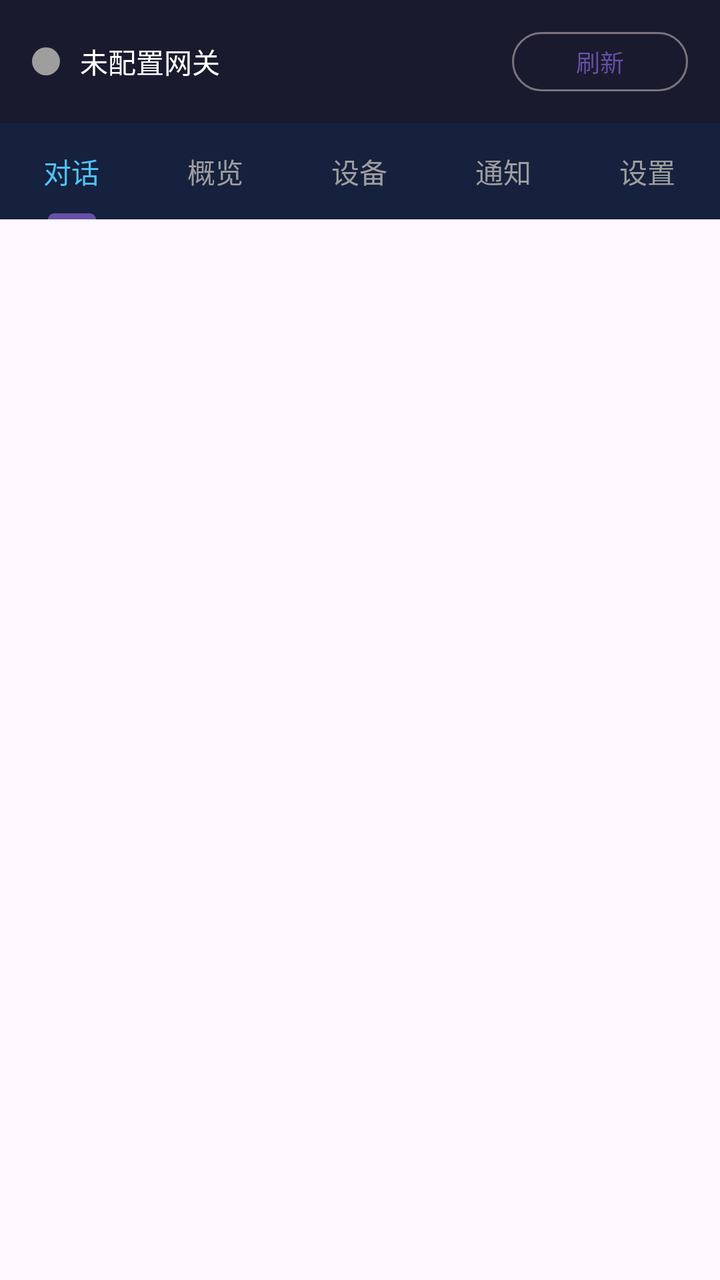
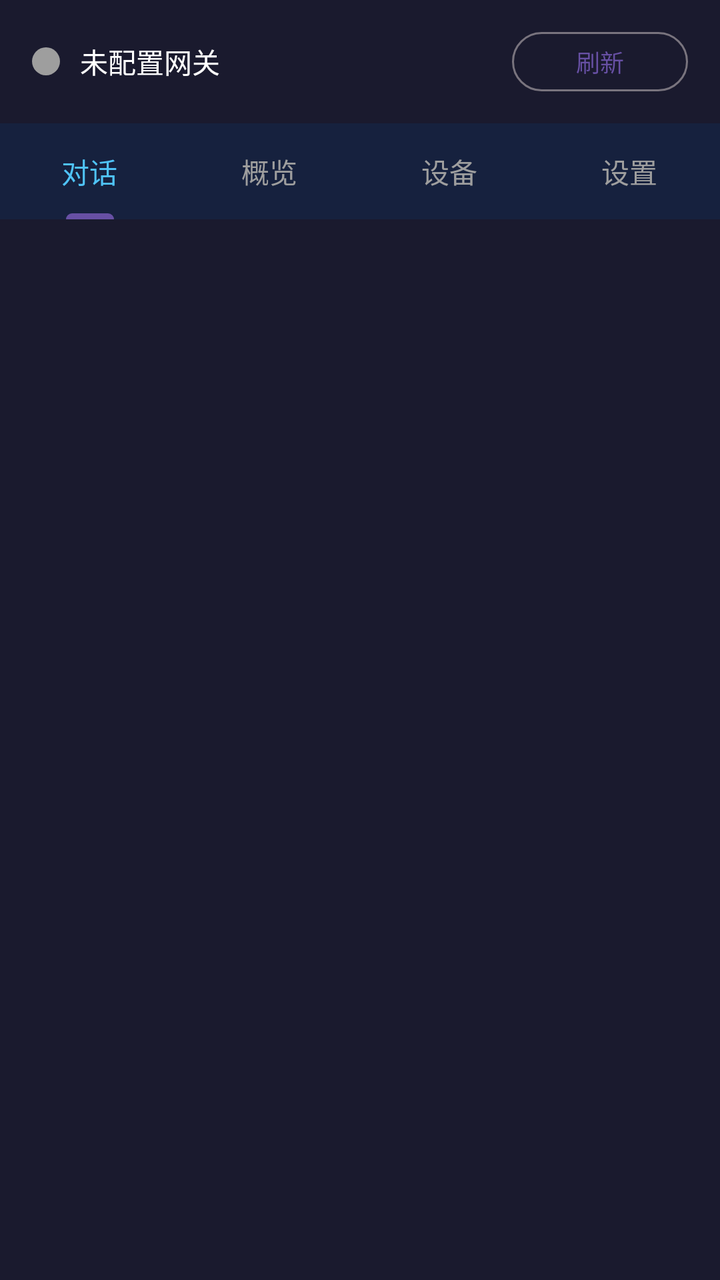

Before-and-after screenshots of an Android layout around one commit, followed by the original layout XML and the change that was made.
<!-- AndroidManifest.xml: application theme Theme.VoiceBridge -->
<!-- res/layout/activity_main.xml -->
<?xml version="1.0" encoding="utf-8"?>
<LinearLayout xmlns:android="http://schemas.android.com/apk/res/android"
    android:layout_width="match_parent"
    android:layout_height="match_parent"
    android:orientation="vertical">

    
    <LinearLayout
        android:layout_width="match_parent"
        android:layout_height="wrap_content"
        android:orientation="horizontal"
        android:gravity="center_vertical"
        android:paddingHorizontal="16dp"
        android:paddingVertical="12dp"
        android:background="#1A1A2E">

        <View
            android:id="@+id/statusDot"
            android:layout_width="14dp"
            android:layout_height="14dp"
            android:background="@drawable/bg_status_dot" />

        <TextView
            android:id="@+id/statusText"
            android:layout_width="0dp"
            android:layout_height="wrap_content"
            android:layout_weight="1"
            android:layout_marginStart="10dp"
            android:text="未配置网关"
            android:textColor="#FFFFFF"
            android:textSize="14sp" />

        <Button
            android:id="@+id/btnRefreshStatus"
            android:layout_width="wrap_content"
            android:layout_height="wrap_content"
            android:text="刷新"
            style="?attr/materialButtonOutlinedStyle"
            android:textSize="12sp"
            android:minHeight="0dp"
            android:paddingHorizontal="14dp"
            android:paddingVertical="6dp" />
    </LinearLayout>

    
    <com.google.android.material.tabs.TabLayout
        android:id="@+id/tabLayout"
        android:layout_width="match_parent"
        android:layout_height="wrap_content"
        android:background="#16213E"
        app:tabSelectedTextColor="#4FC3F7"
        app:tabTextColor="#9E9E9E"
        xmlns:app="http://schemas.android.com/apk/res-auto">

        <com.google.android.material.tabs.TabItem
            android:layout_width="wrap_content"
            android:layout_height="wrap_content"
            android:text="对话" />

        <com.google.android.material.tabs.TabItem
            android:layout_width="wrap_content"
            android:layout_height="wrap_content"
            android:text="概览" />

        <com.google.android.material.tabs.TabItem
            android:layout_width="wrap_content"
            android:layout_height="wrap_content"
            android:text="设备" />

        <com.google.android.material.tabs.TabItem
            android:layout_width="wrap_content"
            android:layout_height="wrap_content"
            android:text="通知" />

        <com.google.android.material.tabs.TabItem
            android:layout_width="wrap_content"
            android:layout_height="wrap_content"
            android:text="设置" />
    </com.google.android.material.tabs.TabLayout>

    <FrameLayout
        android:id="@+id/fragmentContainer"
        android:layout_width="match_parent"
        android:layout_height="0dp"
        android:layout_weight="1" />
</LinearLayout>
<!-- resources referenced by this layout -->
<resources>
  <!-- drawable bg_status_dot (drawable) -->
  <shape xmlns:android="http://schemas.android.com/apk/res/android"
      android:shape="oval">
      <solid android:color="#9E9E9E" />
      <size android:width="14dp" android:height="14dp" />
  </shape>
  <style name="Theme.VoiceBridge" parent="Theme.Material3.DayNight.NoActionBar" />
</resources>

<!-- the commit's change to res/layout/activity_main.xml (unified diff, before → after) -->
@@ -1,9 +1,12 @@
 <?xml version="1.0" encoding="utf-8"?>
 <LinearLayout xmlns:android="http://schemas.android.com/apk/res/android"
+    android:id="@+id/root"
     android:layout_width="match_parent"
     android:layout_height="match_parent"
-    android:orientation="vertical">
+    android:orientation="vertical"
+    android:background="#1A1A2E">
 
+    
     
     <LinearLayout
         android:layout_width="match_parent"
@@ -70,11 +73,6 @@
         <com.google.android.material.tabs.TabItem
             android:layout_width="wrap_content"
             android:layout_height="wrap_content"
-            android:text="通知" />
-
-        <com.google.android.material.tabs.TabItem
-            android:layout_width="wrap_content"
-            android:layout_height="wrap_content"
             android:text="设置" />
     </com.google.android.material.tabs.TabLayout>
 
